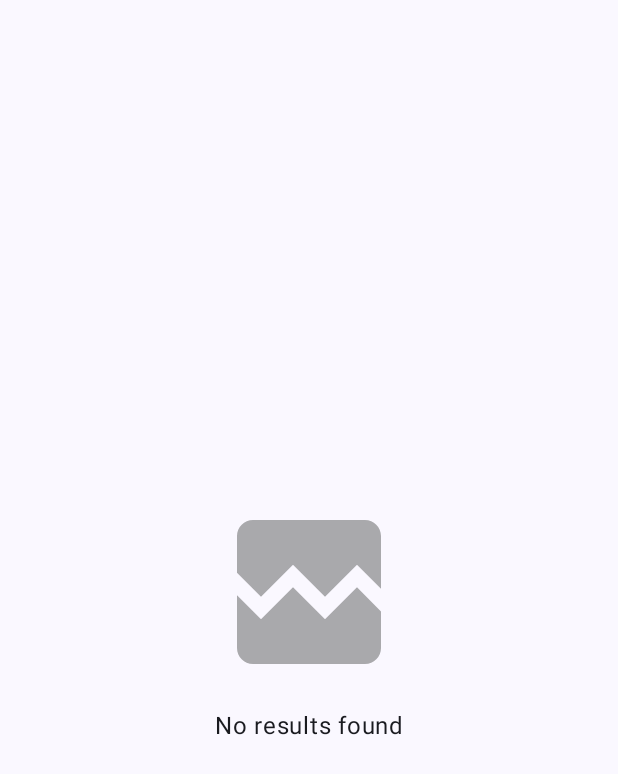
After one commit to piotrek1543/the_movie_database_tmdb, an Android app built with Jetpack Compose: the composable EmptyScreen shown on its own in the app's theme, on a phone screen of 412 x 824 dp. The commit adds this screen. Shown: the top 774 px of the screen. Run offline under Robolectric (Android 15) with nearby library versions, the phone set to English and light mode, and no system bars.

Commit message:
Add EmptyScreen and update HomeScreen.
- Add `EmptyScreen` composable to display when there is no content.
- Update `HomeScreen` to display `EmptyScreen` when the movie list is empty.
- Add a new string resource "no_results_found".

```diff
--- /dev/null
+++ b/app/src/main/java/com/example/tmdb/ui/screens/EmptyScreen.kt
@@ -0,0 +1,70 @@
+package com.example.tmdb.ui.screens
+
+import androidx.compose.foundation.Image
+import androidx.compose.foundation.layout.Arrangement
+import androidx.compose.foundation.layout.Column
+import androidx.compose.foundation.layout.Spacer
+import androidx.compose.foundation.layout.fillMaxSize
+import androidx.compose.foundation.layout.height
+import androidx.compose.foundation.layout.padding
+import androidx.compose.foundation.layout.size
+import androidx.compose.material3.MaterialTheme
+import androidx.compose.material3.Text
+import androidx.compose.runtime.Composable
+import androidx.compose.ui.Alignment
+import androidx.compose.ui.Modifier
+import androidx.compose.ui.res.painterResource
+import androidx.compose.ui.res.stringResource
+import androidx.compose.ui.text.style.TextAlign
+import androidx.compose.ui.tooling.preview.Preview
+import androidx.compose.ui.unit.dp
+import com.example.tmdb.R
+import com.example.tmdb.ui.theme.TMDBTheme
+
+/**
+ * A screen to display when there is no content to show.
+ *
+ * @param modifier Modifier to be applied to the layout.
+ * @param message A message to display on the screen, defaults to a generic "No results found" message.
+ */
+@Composable
+fun EmptyScreen(
+    modifier: Modifier = Modifier,
+    message: String = stringResource(R.string.no_results_found)
+) {
+    Column(
+        modifier = modifier
+            .fillMaxSize()
+            .padding(16.dp),
+        verticalArrangement = Arrangement.Center,
+        horizontalAlignment = Alignment.CenterHorizontally
+    ) {
+        Image(
+            painter = painterResource(id = R.drawable.ic_broken_image),
+            contentDescription = stringResource(R.string.connection_error_content_description),
+            modifier = Modifier.size(128.dp)
+        )
+        Spacer(modifier = Modifier.height(16.dp))
+        Text(
+            text = message,
+            style = MaterialTheme.typography.bodyLarge,
+            textAlign = TextAlign.Center
+        )
+    }
+}
+
+@Preview(showBackground = true)
+@Composable
+fun EmptyScreenPreview() {
+    TMDBTheme {
+        EmptyScreen()
+    }
+}
+
+@Preview(showBackground = true)
+@Composable
+fun EmptyScreenWithMessagePreview() {
+    TMDBTheme {
+        EmptyScreen(message = "No movies found for this search.")
+    }
+}
--- a/app/src/main/res/values/strings.xml
+++ b/app/src/main/res/values/strings.xml
@@ -15,4 +15,5 @@
     <string name="connection_error_content_description">Connection error image</string>
     <string name="description_movie_picture">Movie picture</string>
     <string name="description_no_movie_picture">No movie picture</string>
+    <string name="no_results_found">No results found</string>
 </resources>
```
Also changed, not shown: app/src/main/java/com/example/tmdb/ui/screens/HomeScreen.kt (+11 -4 lines).
